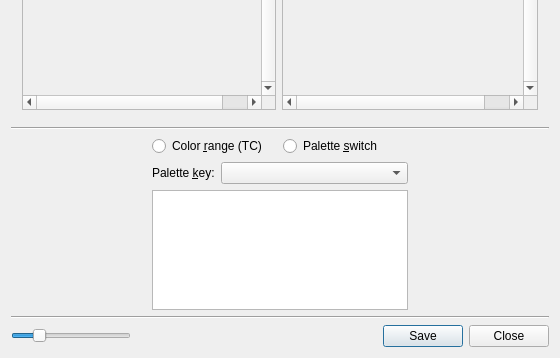
First picture: the form in src/mainwindow.ui, repository irydacea/wespal, before the edit; both pictures show x 0 to 560 and y 242 to 600 of the 560 by 600 pixel window.
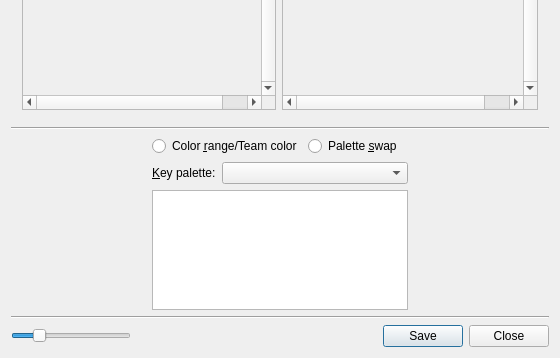
Second picture: the form after the edit. Icons and pictures are not drawn. Custom widgets are drawn as their Qt base class.

Commit message: main: Minor UI text tweaks for clarity

Patch:
```diff
--- a/src/mainwindow.ui
+++ b/src/mainwindow.ui
@@ -370,7 +370,7 @@
              <string>Selects color range-based (a.k.a. &quot;team color&quot;) recoloring.</string>
             </property>
             <property name="text">
-             <string>Color &amp;range (TC)</string>
+             <string>Color &amp;range/Team color</string>
             </property>
            </widget>
           </item>
@@ -386,7 +386,7 @@
              <string>Selects palette switching mode, to replace original colors with new ones using a color values list instead of ranges.</string>
             </property>
             <property name="text">
-             <string>Palette &amp;switch</string>
+             <string>Palette &amp;swap</string>
             </property>
            </widget>
           </item>
@@ -400,7 +400,7 @@
           <item row="0" column="0">
            <widget class="QLabel" name="lblKeyPal">
             <property name="text">
-             <string>Palette &amp;key:</string>
+             <string>&amp;Key palette:</string>
             </property>
             <property name="buddy">
              <cstring>cbxKeyPal</cstring>
```
